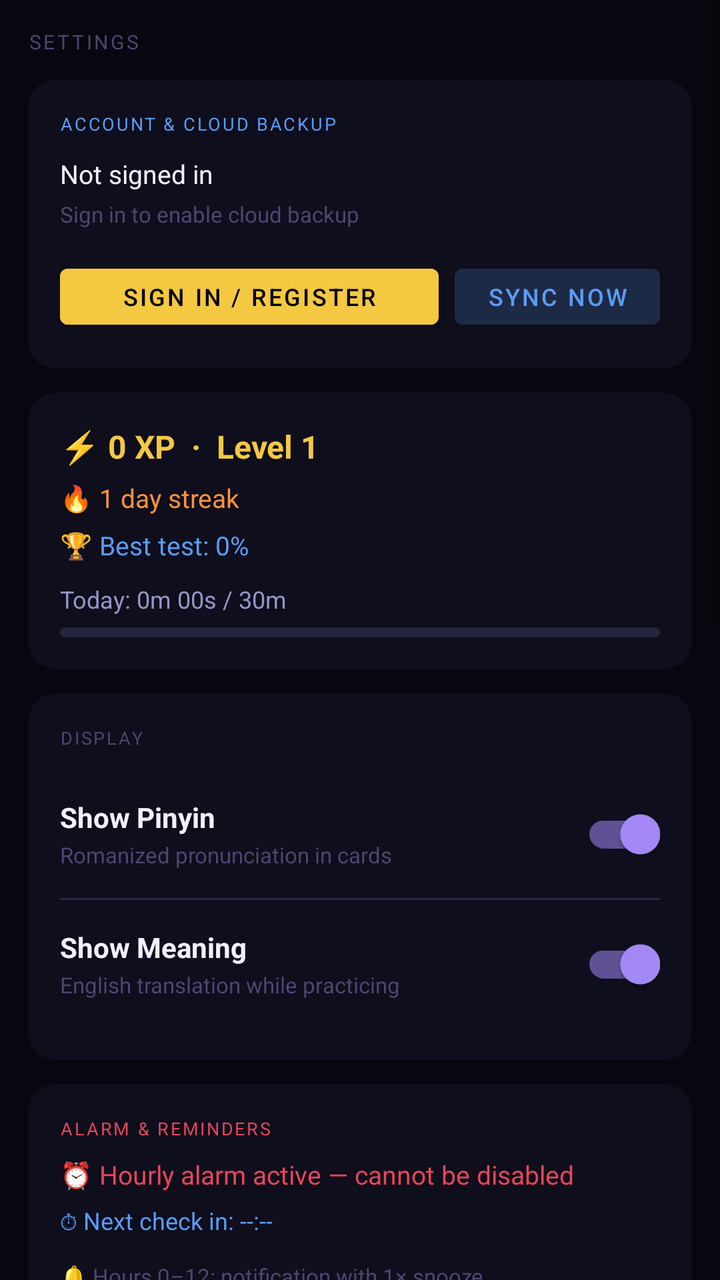
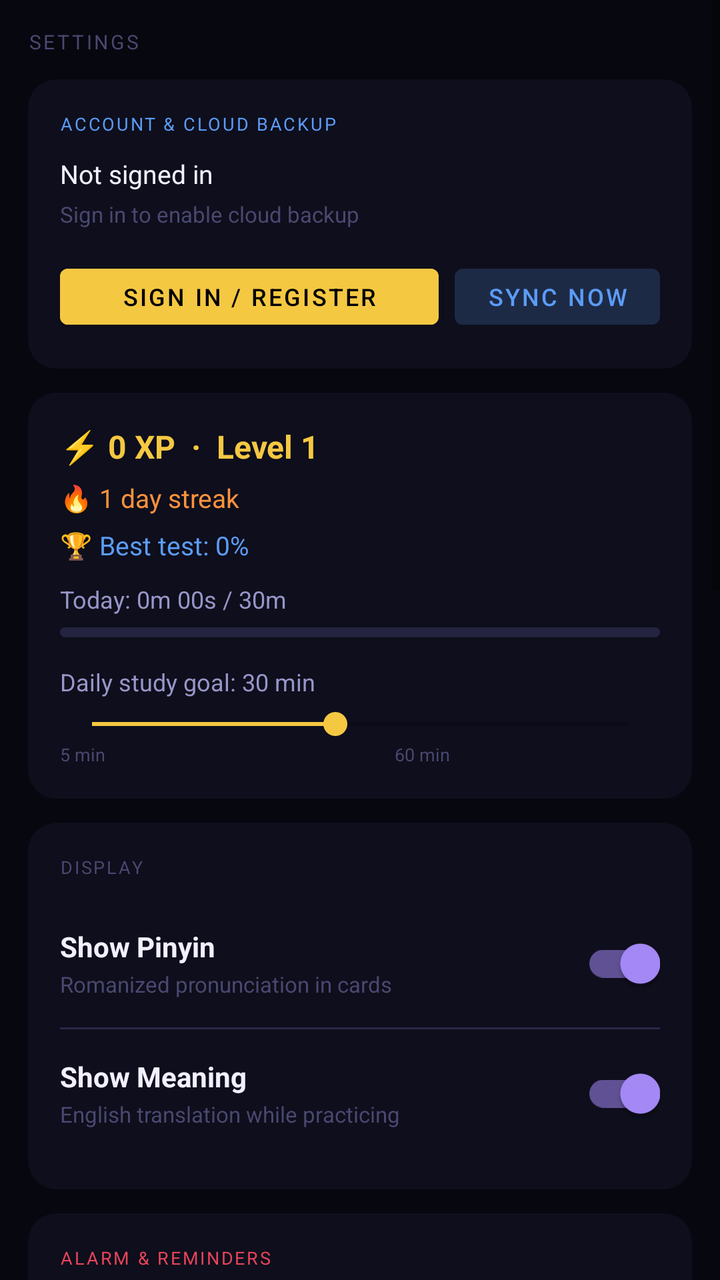

Before-and-after screenshots of an Android layout around one commit, followed by the original layout XML and the change that was made.
<!-- AndroidManifest.xml: application theme AppTheme -->
<!-- res/layout/fragment_settings.xml -->
<?xml version="1.0" encoding="utf-8"?>
<ScrollView xmlns:android="http://schemas.android.com/apk/res/android"
    xmlns:app="http://schemas.android.com/apk/res-auto"
    android:layout_width="match_parent" android:layout_height="match_parent"
    android:background="@color/bg">
    <LinearLayout android:layout_width="match_parent" android:layout_height="wrap_content"
        android:orientation="vertical" android:padding="14dp">

        <TextView android:layout_width="wrap_content" android:layout_height="wrap_content"
            android:text="SETTINGS" android:textSize="10sp" android:textColor="@color/text_muted"
            android:letterSpacing="0.12" android:layout_marginBottom="12dp"/>

        
        <androidx.cardview.widget.CardView android:layout_width="match_parent"
            android:layout_height="wrap_content" android:layout_marginBottom="12dp"
            app:cardBackgroundColor="@color/bg2" app:cardCornerRadius="14dp" app:cardElevation="0dp">
            <LinearLayout android:layout_width="match_parent" android:layout_height="wrap_content"
                android:orientation="vertical" android:padding="16dp">
                <TextView android:layout_width="wrap_content" android:layout_height="wrap_content"
                    android:text="ACCOUNT &amp; CLOUD BACKUP" android:textSize="9sp"
                    android:textColor="@color/sapphire" android:letterSpacing="0.1"
                    android:layout_marginBottom="10dp"/>
                <TextView android:id="@+id/tvAccountStatus"
                    android:layout_width="match_parent" android:layout_height="wrap_content"
                    android:text="Not signed in" android:textSize="13sp"
                    android:textColor="@color/text_primary" android:layout_marginBottom="4dp"/>
                <TextView android:id="@+id/tvBackupStatus"
                    android:layout_width="match_parent" android:layout_height="wrap_content"
                    android:text="Sign in to enable cloud backup" android:textSize="11sp"
                    android:textColor="@color/text_muted" android:layout_marginBottom="14dp"/>
                <LinearLayout android:layout_width="match_parent" android:layout_height="wrap_content"
                    android:orientation="horizontal" android:gravity="center_vertical">
                    <Button android:id="@+id/btnSignInOut"
                        android:layout_width="0dp" android:layout_height="40dp"
                        android:layout_weight="1" android:layout_marginEnd="8dp"
                        android:text="Sign In / Register"
                        android:textSize="12sp" android:textColor="@color/black"
                        android:backgroundTint="@color/gold"/>
                    <Button android:id="@+id/btnSyncNow"
                        android:layout_width="wrap_content" android:layout_height="40dp"
                        android:text="Sync Now" android:textSize="12sp"
                        android:textColor="@color/sapphire"
                        android:backgroundTint="#1A5B9CF6"
                        android:enabled="false"/>
                </LinearLayout>
            </LinearLayout>
        </androidx.cardview.widget.CardView>
        <androidx.cardview.widget.CardView android:layout_width="match_parent"
            android:layout_height="wrap_content" android:layout_marginBottom="12dp"
            app:cardBackgroundColor="@color/bg2" app:cardCornerRadius="14dp" app:cardElevation="0dp">
            <LinearLayout android:layout_width="match_parent" android:layout_height="wrap_content"
                android:orientation="vertical" android:padding="16dp">
                <TextView android:id="@+id/tvXP" android:layout_width="wrap_content"
                    android:layout_height="wrap_content" android:text="⚡ 0 XP  ·  Level 1"
                    android:textSize="16sp" android:textStyle="bold" android:textColor="@color/gold"
                    android:layout_marginBottom="6dp"/>
                <TextView android:id="@+id/tvStreak" android:layout_width="wrap_content"
                    android:layout_height="wrap_content" android:text="🔥 1 day streak"
                    android:textSize="13sp" android:textColor="@color/amber" android:layout_marginBottom="6dp"/>
                <TextView android:id="@+id/tvBest" android:layout_width="wrap_content"
                    android:layout_height="wrap_content" android:text="🏆 Best test: 0%"
                    android:textSize="13sp" android:textColor="@color/sapphire" android:layout_marginBottom="10dp"/>
                <TextView android:id="@+id/tvDaily" android:layout_width="wrap_content"
                    android:layout_height="wrap_content" android:text="Today: 0m 00s / 30m"
                    android:textSize="12sp" android:textColor="@color/text_secondary" android:layout_marginBottom="6dp"/>
                <ProgressBar android:id="@+id/pbDaily"
                    style="?android:attr/progressBarStyleHorizontal"
                    android:layout_width="match_parent" android:layout_height="5dp"
                    android:progressDrawable="@drawable/pb_daily" android:max="100"/>
            </LinearLayout>
        </androidx.cardview.widget.CardView>

        
        <androidx.cardview.widget.CardView android:layout_width="match_parent"
            android:layout_height="wrap_content" android:layout_marginBottom="12dp"
            app:cardBackgroundColor="@color/bg2" app:cardCornerRadius="14dp" app:cardElevation="0dp">
            <LinearLayout android:layout_width="match_parent" android:layout_height="wrap_content"
                android:orientation="vertical" android:padding="16dp">
                <TextView android:layout_width="wrap_content" android:layout_height="wrap_content"
                    android:text="DISPLAY" android:textSize="9sp" android:textColor="@color/text_muted"
                    android:letterSpacing="0.1" android:layout_marginBottom="10dp"/>
                <LinearLayout android:layout_width="match_parent" android:layout_height="wrap_content"
                    android:orientation="horizontal" android:gravity="center_vertical"
                    android:paddingVertical="8dp">
                    <LinearLayout android:layout_width="0dp" android:layout_height="wrap_content"
                        android:layout_weight="1" android:orientation="vertical">
                        <TextView android:layout_width="wrap_content" android:layout_height="wrap_content"
                            android:text="Show Pinyin" android:textSize="14sp" android:textStyle="bold"
                            android:textColor="@color/text_primary"/>
                        <TextView android:layout_width="wrap_content" android:layout_height="wrap_content"
                            android:text="Romanized pronunciation in cards"
                            android:textSize="11sp" android:textColor="@color/text_muted" android:layout_marginTop="2dp"/>
                    </LinearLayout>
                    <com.google.android.material.switchmaterial.SwitchMaterial
                        android:id="@+id/switchPinyin" android:layout_width="wrap_content"
                        android:layout_height="wrap_content" android:checked="true"
                        android:thumbTint="@color/black" android:trackTint="@color/gold"/>
                </LinearLayout>
                <View android:layout_width="match_parent" android:layout_height="1dp"
                    android:background="@color/border"/>
                <LinearLayout android:layout_width="match_parent" android:layout_height="wrap_content"
                    android:orientation="horizontal" android:gravity="center_vertical"
                    android:paddingVertical="8dp">
                    <LinearLayout android:layout_width="0dp" android:layout_height="wrap_content"
                        android:layout_weight="1" android:orientation="vertical">
                        <TextView android:layout_width="wrap_content" android:layout_height="wrap_content"
                            android:text="Show Meaning" android:textSize="14sp" android:textStyle="bold"
                            android:textColor="@color/text_primary"/>
                        <TextView android:layout_width="wrap_content" android:layout_height="wrap_content"
                            android:text="English translation while practicing"
                            android:textSize="11sp" android:textColor="@color/text_muted" android:layout_marginTop="2dp"/>
                    </LinearLayout>
                    <com.google.android.material.switchmaterial.SwitchMaterial
                        android:id="@+id/switchMeaning" android:layout_width="wrap_content"
                        android:layout_height="wrap_content" android:checked="true"
                        android:thumbTint="@color/black" android:trackTint="@color/gold"/>
                </LinearLayout>
            </LinearLayout>
        </androidx.cardview.widget.CardView>

        
        <androidx.cardview.widget.CardView android:layout_width="match_parent"
            android:layout_height="wrap_content" android:layout_marginBottom="12dp"
            app:cardBackgroundColor="@color/bg2" app:cardCornerRadius="14dp" app:cardElevation="0dp">
            <LinearLayout android:layout_width="match_parent" android:layout_height="wrap_content"
                android:orientation="vertical" android:padding="16dp">

                <TextView android:layout_width="wrap_content" android:layout_height="wrap_content"
                    android:text="ALARM &amp; REMINDERS" android:textSize="9sp"
                    android:textColor="@color/ruby" android:letterSpacing="0.1"
                    android:layout_marginBottom="8dp"/>

                
                <TextView android:id="@+id/tvAlarmPhase"
                    android:layout_width="match_parent" android:layout_height="wrap_content"
                    android:text="⏰ Hourly alarm active — cannot be disabled"
                    android:textSize="13sp" android:textColor="@color/ruby"
                    android:lineSpacingMultiplier="1.4"
                    android:layout_marginBottom="6dp"/>

                <TextView android:id="@+id/tvAlarmCountdown"
                    android:layout_width="match_parent" android:layout_height="wrap_content"
                    android:text="⏱ Next check in: --:--"
                    android:textSize="12sp" android:textColor="@color/sapphire"
                    android:layout_marginBottom="12dp"/>

                
                <TextView android:layout_width="match_parent" android:layout_height="wrap_content"
                    android:text="🔔 Hours 0–12: notification with 1× snooze\n🚨 Hours 12–24: full alarm with 1× snooze — no dismiss"
                    android:textSize="11sp" android:textColor="@color/text_muted"
                    android:lineSpacingMultiplier="1.5"
                    android:layout_marginBottom="14dp"/>

                
                <TextView android:layout_width="wrap_content" android:layout_height="wrap_content"
                    android:text="Day starts at" android:textSize="12sp"
                    android:textColor="@color/text_secondary" android:layout_marginBottom="8dp"/>

                <LinearLayout android:layout_width="match_parent" android:layout_height="wrap_content"
                    android:orientation="horizontal" android:gravity="center_vertical"
                    android:layout_marginBottom="12dp">

                    <NumberPicker android:id="@+id/npHour"
                        android:layout_width="0dp" android:layout_height="wrap_content"
                        android:layout_weight="1"/>

                    <TextView android:layout_width="wrap_content" android:layout_height="wrap_content"
                        android:text=" : " android:textSize="20sp" android:textColor="@color/gold"
                        android:textStyle="bold"/>

                    <NumberPicker android:id="@+id/npMinute"
                        android:layout_width="0dp" android:layout_height="wrap_content"
                        android:layout_weight="1"/>

                    <Button android:id="@+id/btnSaveDayStart"
                        android:layout_width="wrap_content" android:layout_height="40dp"
                        android:layout_marginStart="12dp"
                        android:text="Save" android:textSize="12sp"
                        android:textColor="@color/black" android:backgroundTint="@color/gold"/>
                </LinearLayout>

                <TextView android:id="@+id/tvDayStartConfirm"
                    android:layout_width="match_parent" android:layout_height="wrap_content"
                    android:text="" android:textSize="11sp" android:textColor="@color/jade"
                    android:layout_marginBottom="4dp"/>

                
                <View android:layout_width="match_parent" android:layout_height="1dp"
                    android:background="@color/bg3" android:layout_marginVertical="10dp"/>

                <TextView android:id="@+id/tvTtsInfo" android:layout_width="wrap_content"
                    android:layout_height="wrap_content"
                    android:text="🔊 TTS: Loading..."
                    android:textSize="12sp" android:textColor="@color/jade"
                    android:layout_marginBottom="4dp"/>
                <TextView android:id="@+id/tvDeviceOs" android:layout_width="wrap_content"
                    android:layout_height="wrap_content"
                    android:text="📱 Device: Detecting..."
                    android:textSize="12sp" android:textColor="@color/text_secondary"
                    android:layout_marginBottom="10dp"/>
                <LinearLayout android:layout_width="match_parent"
                    android:layout_height="wrap_content" android:orientation="horizontal">
                    <Button android:id="@+id/btnTestTts"
                        android:layout_width="wrap_content" android:layout_height="36dp"
                        android:text="🔊 Test TTS" android:textSize="11sp"
                        android:textColor="@color/black" android:backgroundTint="@color/gold"
                        android:layout_marginEnd="8dp"/>
                    <Button android:id="@+id/btnRetryTts"
                        android:layout_width="wrap_content" android:layout_height="36dp"
                        android:text="🔄 Retry" android:textSize="11sp"
                        android:textColor="@color/jade" android:backgroundTint="#1A3ECF8E"/>
                </LinearLayout>
            </LinearLayout>
        </androidx.cardview.widget.CardView>

        
        <androidx.cardview.widget.CardView android:layout_width="match_parent"
            android:layout_height="wrap_content" android:layout_marginBottom="12dp"
            app:cardBackgroundColor="@color/bg2" app:cardCornerRadius="14dp" app:cardElevation="0dp">
            <LinearLayout android:layout_width="match_parent" android:layout_height="wrap_content"
                android:orientation="vertical" android:padding="16dp">
                <TextView android:layout_width="wrap_content" android:layout_height="wrap_content"
                    android:text="DANGER ZONE" android:textSize="9sp" android:textColor="@color/ruby"
                    android:letterSpacing="0.1" android:layout_marginBottom="12dp"/>
                <Button android:id="@+id/btnResetProgress" android:layout_width="match_parent"
                    android:layout_height="44dp" android:text="Reset Progress"
                    android:backgroundTint="#1AE8455A" android:textColor="@color/ruby"
                    android:layout_marginBottom="8dp"/>
                <Button android:id="@+id/btnResetAll" android:layout_width="match_parent"
                    android:layout_height="44dp" android:text="Reset Everything"
                    android:backgroundTint="@color/bg3" android:textColor="@color/text_secondary"/>
            </LinearLayout>
        </androidx.cardview.widget.CardView>

        
        <androidx.cardview.widget.CardView android:layout_width="match_parent"
            android:layout_height="wrap_content" android:layout_marginBottom="24dp"
            app:cardBackgroundColor="@color/bg2" app:cardCornerRadius="14dp" app:cardElevation="0dp">
            <LinearLayout android:layout_width="match_parent" android:layout_height="wrap_content"
                android:orientation="vertical" android:padding="16dp">
                <TextView android:layout_width="wrap_content" android:layout_height="wrap_content"
                    android:text="Iqra Chinese HSK 1–6" android:textSize="15sp" android:textStyle="bold"
                    android:textColor="@color/gold" android:layout_marginBottom="6dp"/>
                <TextView android:id="@+id/tvAppInfo" android:layout_width="wrap_content"
                    android:layout_height="wrap_content" android:text="Loading…"
                    android:textSize="12sp" android:textColor="@color/text_secondary"
                    android:lineSpacingMultiplier="1.6"/>
            </LinearLayout>
        </androidx.cardview.widget.CardView>
    </LinearLayout>
</ScrollView>
<!-- resources referenced by this layout -->
<resources>
  <color name="amber">#FB923C</color>
  <color name="bg">#07070F</color>
  <color name="bg2">#0E0E1C</color>
  <color name="bg3">#151526</color>
  <color name="black">#000000</color>
  <color name="border">#2A2848</color>
  <color name="gold">#F5C842</color>
  <color name="jade">#3ECF8E</color>
  <color name="ruby">#E8455A</color>
  <color name="sapphire">#5B9CF6</color>
  <color name="text_muted">#4A4870</color>
  <color name="text_primary">#F2F0FF</color>
  <color name="text_secondary">#9896C8</color>
  <!-- drawable pb_daily (drawable) -->
  <?xml version="1.0" encoding="utf-8"?>
  <layer-list xmlns:android="http://schemas.android.com/apk/res/android">
      <item android:id="@android:id/background">
          <shape><solid android:color="#242440"/><corners android:radius="3dp"/></shape>
      </item>
      <item android:id="@android:id/progress">
          <clip><shape>
              <gradient android:startColor="#3ECF8E" android:endColor="#F5C842" android:angle="0"/>
              <corners android:radius="3dp"/>
          </shape></clip>
      </item>
  </layer-list>
  <style name="AppTheme" parent="Theme.MaterialComponents.DayNight.NoActionBar">
          <item name="colorPrimary">@color/gold</item>
          <item name="colorPrimaryVariant">#C49A0A</item>
          <item name="colorOnPrimary">@color/black</item>
          <item name="colorSecondary">@color/violet</item>
          <item name="colorOnSecondary">@color/white</item>
          <item name="android:colorBackground">@color/bg</item>
          <item name="colorSurface">@color/bg2</item>
          <item name="colorOnSurface">@color/text_primary</item>
          <item name="android:windowBackground">@color/bg</item>
          <item name="android:statusBarColor">@color/bg</item>
          <item name="android:navigationBarColor">@color/bg2</item>
          <item name="android:windowLightStatusBar">false</item>
      </style>
  <color name="violet">#A78BFA</color>
  <color name="white">#FFFFFF</color>
</resources>

<!-- the commit's change to res/layout/fragment_settings.xml (unified diff, before → after) -->
@@ -66,7 +66,22 @@
                 <ProgressBar android:id="@+id/pbDaily"
                     style="?android:attr/progressBarStyleHorizontal"
                     android:layout_width="match_parent" android:layout_height="5dp"
-                    android:progressDrawable="@drawable/pb_daily" android:max="100"/>
+                    android:progressDrawable="@drawable/pb_daily" android:max="100"
+                    android:layout_marginBottom="14dp"/>
+
+                
+                <TextView android:id="@+id/tvGoalLabel"
+                    android:layout_width="match_parent" android:layout_height="wrap_content"
+                    android:text="Daily study goal: 30 min"
+                    android:textSize="12sp" android:textColor="@color/text_secondary"
+                    android:layout_marginBottom="4dp"/>
+                <SeekBar android:id="@+id/seekGoal"
+                    android:layout_width="match_parent" android:layout_height="wrap_content"
+                    android:min="5" android:max="60" android:progress="30"
+                    android:progressTint="@color/gold" android:thumbTint="@color/gold"/>
+                <TextView android:layout_width="match_parent" android:layout_height="wrap_content"
+                    android:text="5 min                                                              60 min"
+                    android:textSize="9sp" android:textColor="@color/text_muted"/>
             </LinearLayout>
         </androidx.cardview.widget.CardView>
 
